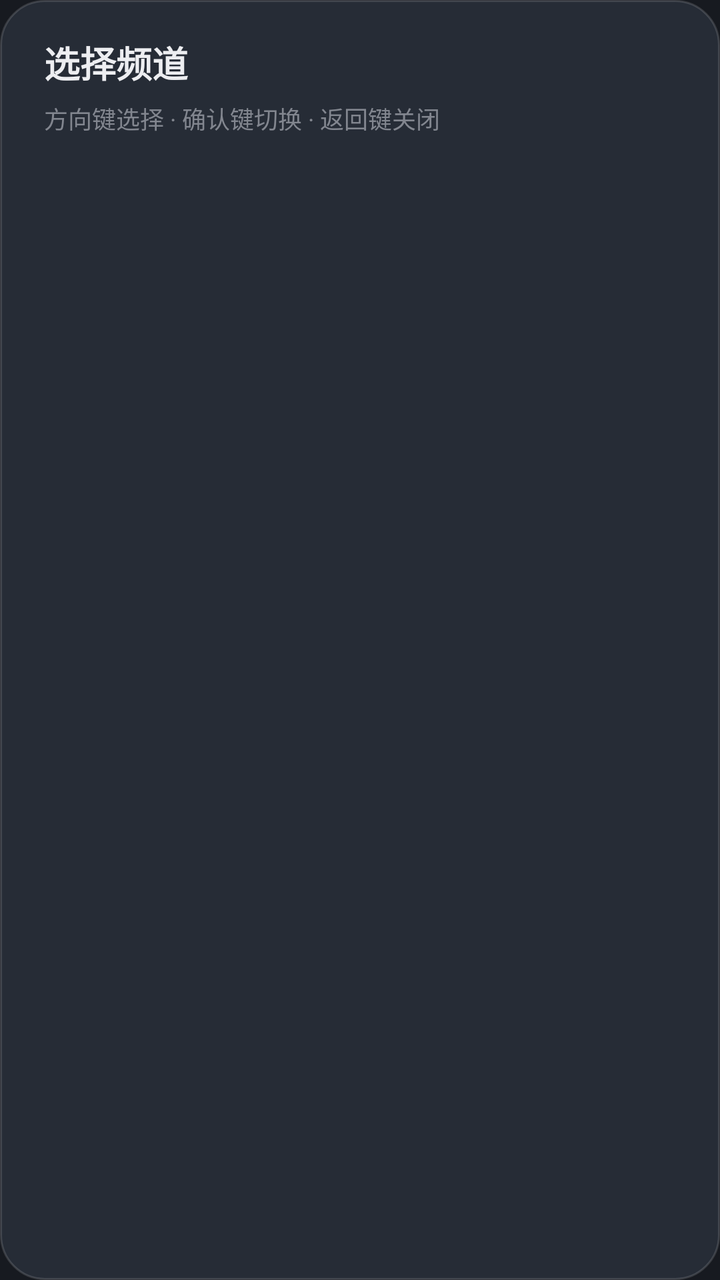
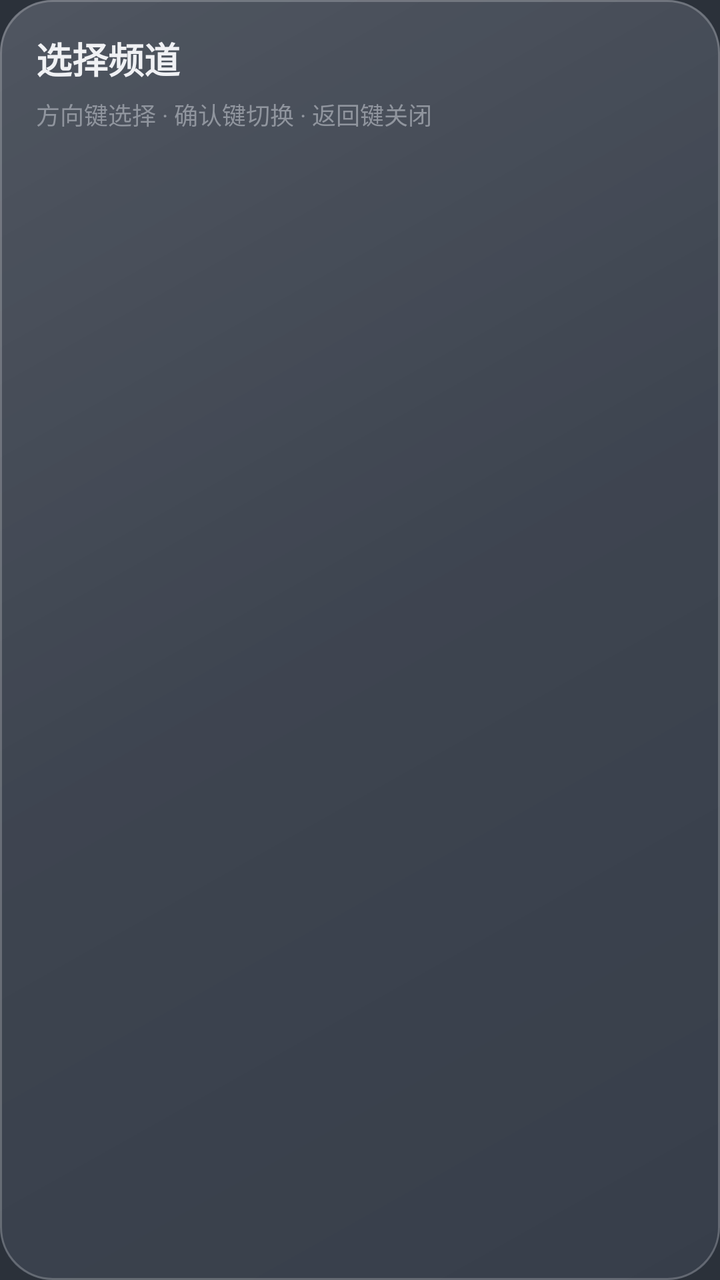

Before-and-after screenshots of an Android layout around one commit, followed by the original layout XML and the change that was made.
<!-- AndroidManifest.xml: application theme Theme.IPTVPlayer -->
<!-- res/layout/dialog_channel_picker.xml -->
<?xml version="1.0" encoding="utf-8"?>
<LinearLayout xmlns:android="http://schemas.android.com/apk/res/android"
    android:layout_width="match_parent"
    android:layout_height="match_parent"
    android:orientation="vertical"
    android:background="@drawable/bg_dialog_dark"
    android:paddingStart="22dp"
    android:paddingEnd="22dp"
    android:paddingTop="18dp"
    android:paddingBottom="18dp">

    <LinearLayout
        android:layout_width="match_parent"
        android:layout_height="wrap_content"
        android:orientation="horizontal"
        android:gravity="center_vertical">

        <TextView
            android:layout_width="wrap_content"
            android:layout_height="wrap_content"
            android:text="@string/picker_title"
            android:textSize="@dimen/section_title"
            android:textStyle="bold"
            android:textColor="@color/text_primary" />

        <TextView
            android:id="@+id/tvPickerGroup"
            android:layout_width="0dp"
            android:layout_height="wrap_content"
            android:layout_weight="1"
            android:minWidth="0dp"
            android:layout_marginStart="10dp"
            android:text=""
            android:textSize="@dimen/card_meta"
            android:textColor="@color/text_secondary"
            android:maxLines="1"
            android:ellipsize="end" />
    </LinearLayout>

    <TextView
        android:layout_width="match_parent"
        android:layout_height="wrap_content"
        android:layout_marginTop="6dp"
        android:layout_marginBottom="10dp"
        android:text="@string/picker_hint"
        android:textSize="12sp"
        android:textColor="@color/text_hint" />

    <androidx.recyclerview.widget.RecyclerView
        android:id="@+id/rvPicker"
        android:layout_width="match_parent"
        android:layout_height="0dp"
        android:layout_weight="1"
        android:clipToPadding="false"
        android:paddingBottom="4dp" />
</LinearLayout>
<!-- resources referenced by this layout -->
<resources>
  <color name="text_hint">#FF82868F</color>
  <color name="text_primary">#FFEDEEF1</color>
  <color name="text_secondary">#FFA9ADB6</color>
  <dimen name="card_meta">12sp</dimen>
  <dimen name="section_title">18sp</dimen>
  <!-- drawable bg_dialog_dark (drawable) -->
  <?xml version="1.0" encoding="utf-8"?>
  <shape xmlns:android="http://schemas.android.com/apk/res/android"
      android:shape="rectangle">
      <solid android:color="#FF262C36" />
      <corners android:radius="22dp" />
      <stroke
          android:width="1dp"
          android:color="#24FFFFFF" />
  </shape>
  <string name="picker_hint">方向键选择 · 确认键切换 · 返回键关闭</string>
  <string name="picker_title">选择频道</string>
  <style name="Theme.IPTVPlayer" parent="Theme.MaterialComponents.NoActionBar">
          <item name="colorPrimary">@color/primary</item>
          <item name="colorPrimaryDark">@color/background</item>
          <item name="colorAccent">@color/accent</item>
          <item name="colorSecondary">@color/accent</item>
          <item name="android:windowBackground">@color/background</item>
          <item name="android:textColorPrimary">@color/text_primary</item>
          <item name="android:textColorSecondary">@color/text_secondary</item>
          <item name="android:textColorHint">@color/text_hint</item>
          <item name="android:windowNoTitle">true</item>
          <item name="android:windowFullscreen">false</item>
  
          
          <item name="alertDialogTheme">@style/Theme.IPTVPlayer.Dialog</item>
          <item name="materialAlertDialogTheme">@style/Theme.IPTVPlayer.Dialog</item>
      </style>
  <color name="primary">#FF5AA9FF</color>
  <color name="background">#FF171A20</color>
  <color name="accent">#FF8CC4FF</color>
  <style name="Theme.IPTVPlayer.Dialog" parent="ThemeOverlay.MaterialComponents.Dialog.Alert">
          <item name="colorSurface">@color/surface</item>
          <item name="colorOnSurface">@color/text_primary</item>
          <item name="colorPrimary">@color/primary</item>
          <item name="colorAccent">@color/primary</item>
          <item name="android:textColorPrimary">@color/text_primary</item>
          <item name="android:textColorSecondary">@color/text_secondary</item>
          <item name="android:textColorHint">@color/text_hint</item>
          <item name="android:windowBackground">@drawable/bg_dialog_dark</item>
          <item name="buttonBarPositiveButtonStyle">@style/DialogButton</item>
          <item name="buttonBarNegativeButtonStyle">@style/DialogButton</item>
          <item name="buttonBarNeutralButtonStyle">@style/DialogButton</item>
      </style>
  <color name="surface">#FF232832</color>
  <style name="DialogButton" parent="Widget.MaterialComponents.Button.TextButton.Dialog">
          <item name="android:textColor">@color/primary</item>
          <item name="android:textSize">15sp</item>
      </style>
</resources>

<!-- the commit's change to res/layout/dialog_channel_picker.xml (unified diff, before → after) -->
@@ -3,11 +3,11 @@
     android:layout_width="match_parent"
     android:layout_height="match_parent"
     android:orientation="vertical"
-    android:background="@drawable/bg_dialog_dark"
-    android:paddingStart="22dp"
-    android:paddingEnd="22dp"
-    android:paddingTop="18dp"
-    android:paddingBottom="18dp">
+    android:background="@drawable/bg_picker_glass"
+    android:paddingStart="18dp"
+    android:paddingEnd="18dp"
+    android:paddingTop="16dp"
+    android:paddingBottom="16dp">
 
     <LinearLayout
         android:layout_width="match_parent"
<!-- resource entries referenced after the edit -->
@@ -1,15 +1,51 @@
 <!-- resources referenced by this layout -->
 <resources>
-  <color name="text_hint">#FF82868F</color>
-  <color name="text_primary">#FFEDEEF1</color>
-  <color name="text_secondary">#FFA9ADB6</color>
+  <color name="text_hint">#FF90959E</color>
+  <color name="text_primary">#FFF0F1F4</color>
+  <color name="text_secondary">#FFB9BDC6</color>
   <dimen name="card_meta">12sp</dimen>
   <dimen name="section_title">18sp</dimen>
+  <!-- drawable bg_picker_glass (drawable) -->
+  <?xml version="1.0" encoding="utf-8"?>
+  <layer-list xmlns:android="http://schemas.android.com/apk/res/android">
+  
+      
+      <item>
+          <shape android:shape="rectangle">
+              <solid android:color="#DE39414E" />
+              <corners android:radius="26dp" />
+          </shape>
+      </item>
+  
+      
+      <item>
+          <shape android:shape="rectangle">
+              <gradient
+                  android:angle="315"
+                  android:centerColor="#08FFFFFF"
+                  android:endColor="#00FFFFFF"
+                  android:startColor="#1FFFFFFF"
+                  android:type="linear" />
+              <corners android:radius="26dp" />
+          </shape>
+      </item>
+  
+      
+      <item>
+          <shape android:shape="rectangle">
+              <solid android:color="#00000000" />
+              <stroke
+                  android:width="1dp"
+                  android:color="#38FFFFFF" />
+              <corners android:radius="26dp" />
+          </shape>
+      </item>
+  </layer-list>
   <!-- drawable bg_dialog_dark (drawable) -->
   <?xml version="1.0" encoding="utf-8"?>
   <shape xmlns:android="http://schemas.android.com/apk/res/android"
       android:shape="rectangle">
-      <solid android:color="#FF262C36" />
+      <solid android:color="#FF414A59" />
       <corners android:radius="22dp" />
       <stroke
           android:width="1dp"
@@ -34,7 +70,7 @@
           <item name="materialAlertDialogTheme">@style/Theme.IPTVPlayer.Dialog</item>
       </style>
   <color name="primary">#FF5AA9FF</color>
-  <color name="background">#FF171A20</color>
+  <color name="background">#FF2B313A</color>
   <color name="accent">#FF8CC4FF</color>
   <style name="Theme.IPTVPlayer.Dialog" parent="ThemeOverlay.MaterialComponents.Dialog.Alert">
           <item name="colorSurface">@color/surface</item>
@@ -49,7 +85,7 @@
           <item name="buttonBarNegativeButtonStyle">@style/DialogButton</item>
           <item name="buttonBarNeutralButtonStyle">@style/DialogButton</item>
       </style>
-  <color name="surface">#FF232832</color>
+  <color name="surface">#FF3A4250</color>
   <style name="DialogButton" parent="Widget.MaterialComponents.Button.TextButton.Dialog">
           <item name="android:textColor">@color/primary</item>
           <item name="android:textSize">15sp</item>
